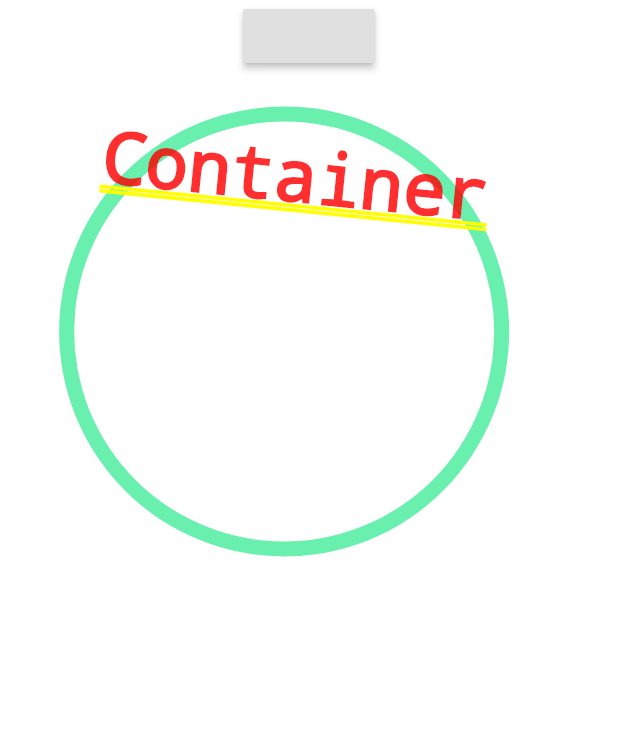
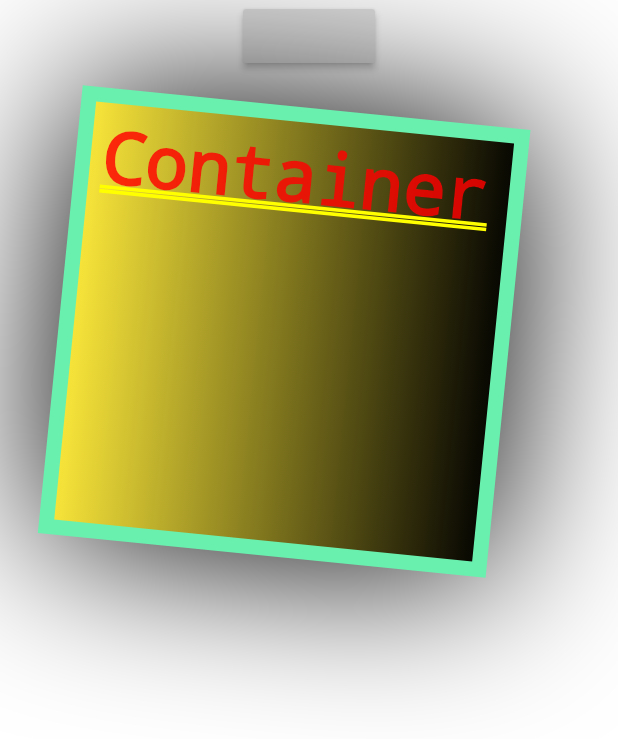
Before and after one commit to iinoten/-flutter_leaning_from_the_basic, a Flutter app: the ContainerPage screen opened by its route, on a phone screen of 412 x 824 dp. Shown: the top 739 px of the screen. Run offline on Flutter 3.47's test engine with Material 2 defaults, Android fonts, the phone set to English and light mode, and no system bars.

Commit message:
デコレーションを追加

```diff
--- a/lib/main.dart
+++ b/lib/main.dart
@@ -188,7 +188,16 @@ class ContainerPage extends StatelessWidget {
             decoration: BoxDecoration(
               color: Colors.white, // BoxDecolationの外でcolorを指定してたらエラーになる
               border: Border.all(color: Colors.greenAccent, width: 10),
-              shape: BoxShape.circle  // 丸くできる
+              shape: BoxShape.rectangle,  // 丸くできる
+              boxShadow: [
+                BoxShadow(blurRadius: 100),
+              ],
+              gradient: LinearGradient( // グラデーションが作れる
+                colors: [
+                  Colors.yellow,
+                  Colors.black
+                ],
+              ),
             ),
           ),
         ],
```
